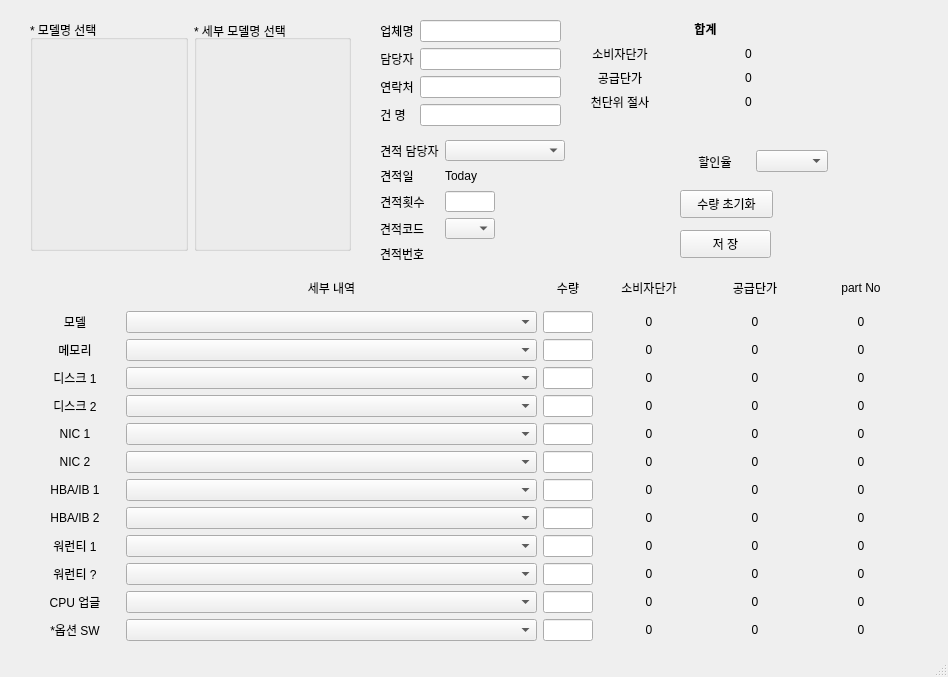
Above: external/estimate/main_windows.ui from weed700/study_repo before the change. Below: the same form after it.
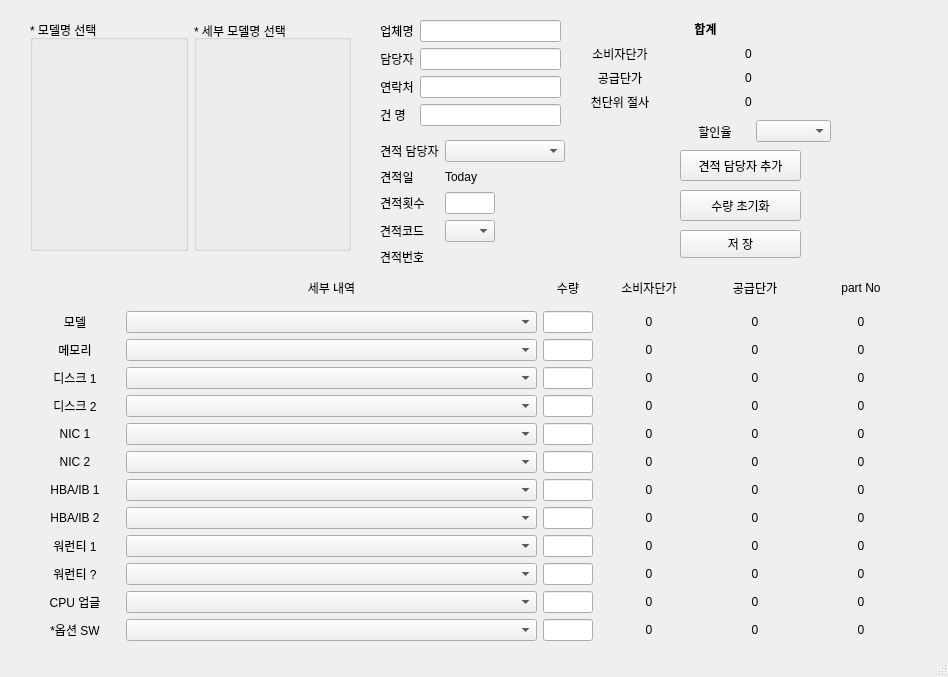
That is the form after the change.

```diff
--- a/external/estimate/main_windows.ui
+++ b/external/estimate/main_windows.ui
@@ -92,7 +92,7 @@
      <rect>
       <x>680</x>
       <y>230</y>
-      <width>91</width>
+      <width>121</width>
       <height>28</height>
      </rect>
     </property>
@@ -106,7 +106,7 @@
       <x>380</x>
       <y>140</y>
       <width>281</width>
-      <height>123</height>
+      <height>125</height>
      </rect>
     </property>
     <layout class="QFormLayout" name="formLayout_2">
@@ -323,8 +323,8 @@
     <property name="geometry">
      <rect>
       <x>680</x>
-      <y>150</y>
-      <width>148</width>
+      <y>120</y>
+      <width>151</width>
       <height>23</height>
      </rect>
     </property>
@@ -1532,14 +1532,27 @@
      <rect>
       <x>680</x>
       <y>190</y>
-      <width>93</width>
-      <height>28</height>
+      <width>121</width>
+      <height>31</height>
      </rect>
     </property>
     <property name="text">
      <string>수량 초기화</string>
     </property>
    </widget>
+   <widget class="QPushButton" name="manager_add">
+    <property name="geometry">
+     <rect>
+      <x>680</x>
+      <y>150</y>
+      <width>121</width>
+      <height>31</height>
+     </rect>
+    </property>
+    <property name="text">
+     <string>견적 담당자 추가</string>
+    </property>
+   </widget>
   </widget>
   <widget class="QStatusBar" name="statusbar"/>
  </widget>
```
